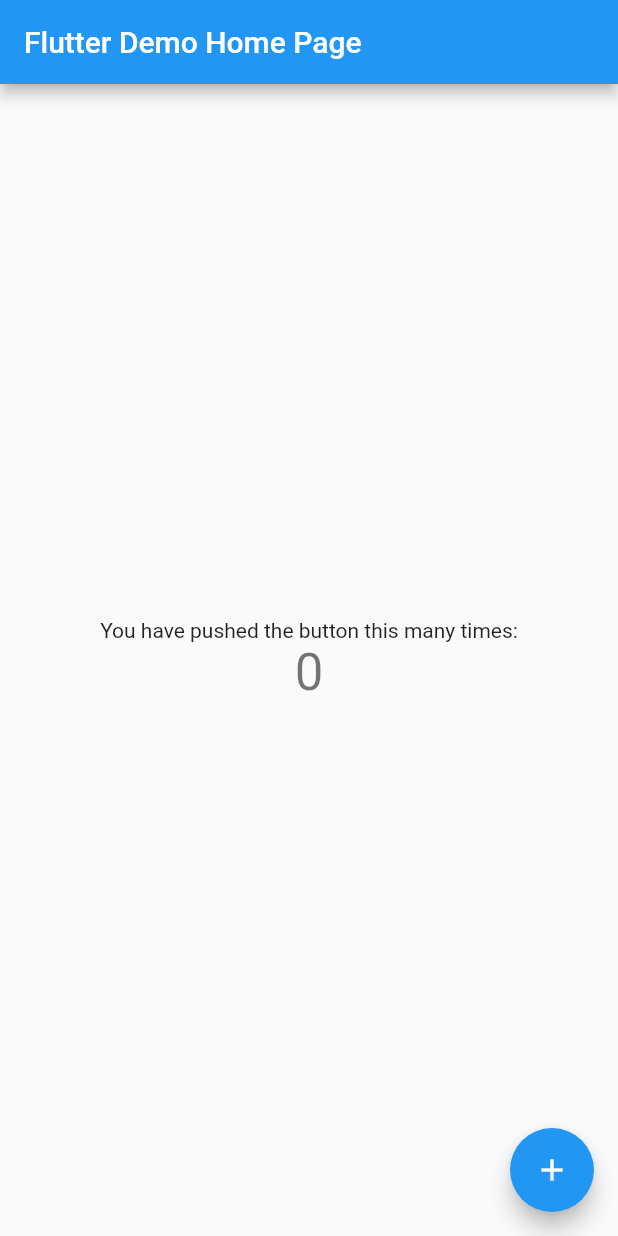
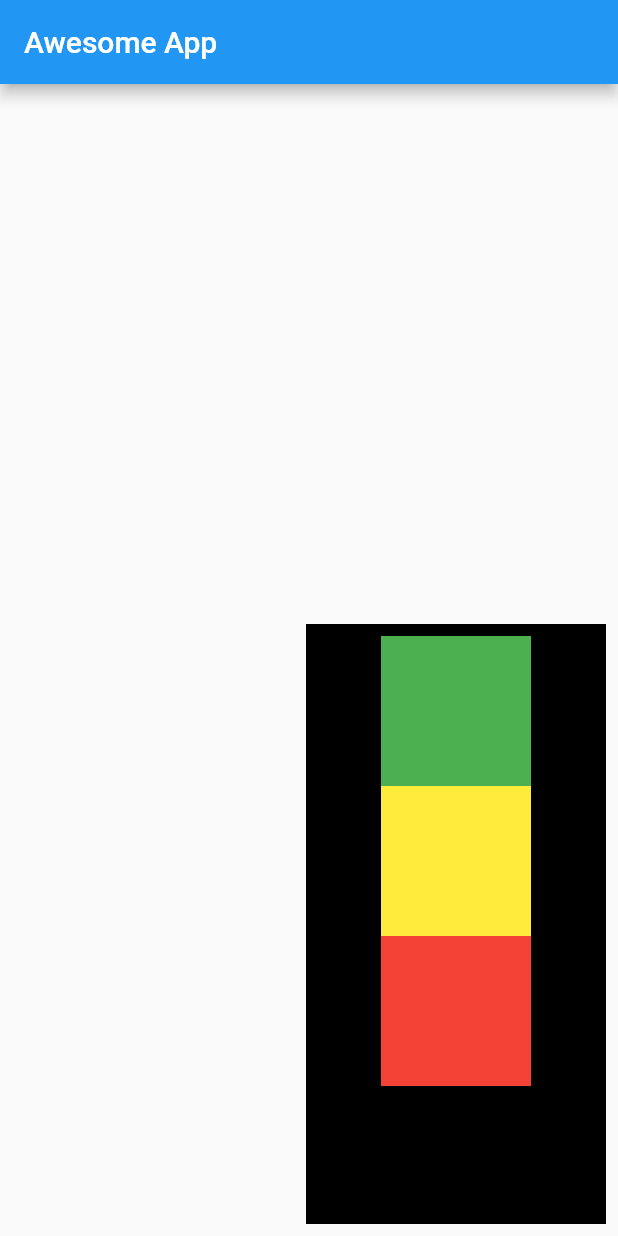
Before and after one commit to mahadiktejas2003/flutter, a Flutter app: the screen it shows after launch, on a phone screen of 412 x 824 dp. Run offline on Flutter 3.47's test engine with Material 2 defaults, Android fonts, the phone set to English and light mode, and no system bars.

Commit message:
This is first commit

```diff
--- a/lib/main.dart
+++ b/lib/main.dart
@@ -1,115 +1,57 @@
 import 'package:flutter/material.dart';
 
 void main() {
-  runApp(const MyApp());
+  runApp(MaterialApp(
+    title: "Awesome App",
+    home: HomePage(),
+  ));
 }
 
-class MyApp extends StatelessWidget {
-  const MyApp({super.key});
-
-  // This widget is the root of your application.
+class HomePage extends StatelessWidget {
   @override
   Widget build(BuildContext context) {
-    return MaterialApp(
-      title: 'Flutter Demo',
-      theme: ThemeData(
-        // This is the theme of your application.
-        //
-        // Try running your application with "flutter run". You'll see the
-        // application has a blue toolbar. Then, without quitting the app, try
-        // changing the primarySwatch below to Colors.green and then invoke
-        // "hot reload" (press "r" in the console where you ran "flutter run",
-        // or simply save your changes to "hot reload" in a Flutter IDE).
-        // Notice that the counter didn't reset back to zero; the application
-        // is not restarted.
-        primarySwatch: Colors.blue,
+    return Scaffold(
+      appBar: AppBar(
+        title: Text("Awesome App"),
       ),
-      home: const MyHomePage(title: 'Flutter Demo Home Page'),
+      body: Padding(
+        padding: const EdgeInsets.all(8.0),
+        child: Align(
+          alignment: Alignment.bottomRight,
+          child: Container(
+            color: Colors.black,
+            width: 200,
+            height: 400,
+            child: Padding(
+              padding: const EdgeInsets.all(8.0),
+              child: Column(
+                mainAxisAlignment: MainAxisAlignment.start,
+                crossAxisAlignment: CrossAxisAlignment.center,
+                children: <Widget>[
+                  Container(
+                    padding: const EdgeInsets.all(8),
+                    width: 100,
+                    height: 100,
+                    color: Colors.green,
+                  ),
+                  Container(
+                    padding: const EdgeInsets.all(8),
+                    width: 100,
+                    height: 100,
+                    color: Colors.yellow,
+                  ),
+                  Container(
+                    padding: const EdgeInsets.all(8),
+                    width: 100,
+                    height: 100,
+                    color: Colors.red,
+                  )
+                ],
+              ),
+            ),
+          ),
+        ),
+      ),
     );
   }
 }
-
-class MyHomePage extends StatefulWidget {
-  const MyHomePage({super.key, required this.title});
-
-  // This widget is the home page of your application. It is stateful, meaning
-  // that it has a State object (defined below) that contains fields that affect
-  // how it looks.
-
-  // This class is the configuration for the state. It holds the values (in this
-  // case the title) provided by the parent (in this case the App widget) and
-  // used by the build method of the State. Fields in a Widget subclass are
-  // always marked "final".
-
-  final String title;
-
-  @override
-  State<MyHomePage> createState() => _MyHomePageState();
-}
-
-class _MyHomePageState extends State<MyHomePage> {
-  int _counter = 0;
-
-  void _incrementCounter() {
-    setState(() {
-      // This call to setState tells the Flutter framework that something has
-      // changed in this State, which causes it to rerun the build method below
-      // so that the display can reflect the updated values. If we changed
-      // _counter without calling setState(), then the build method would not be
-      // called again, and so nothing would appear to happen.
-      _counter++;
-    });
-  }
-
-  @override
-  Widget build(BuildContext context) {
-    // This method is rerun every time setState is called, for instance as done
-    // by the _incrementCounter method above.
-    //
-    // The Flutter framework has been optimized to make rerunning build methods
-    // fast, so that you can just rebuild anything that needs updating rather
-    // than having to individually change instances of widgets.
-    return Scaffold(
-      appBar: AppBar(
-        // Here we take the value from the MyHomePage object that was created by
-        // the App.build method, and use it to set our appbar title.
-        title: Text(widget.title),
-      ),
-      body: Center(
-        // Center is a layout widget. It takes a single child and positions it
-        // in the middle of the parent.
-        child: Column(
-          // Column is also a layout widget. It takes a list of children and
-          // arranges them vertically. By default, it sizes itself to fit its
-          // children horizontally, and tries to be as tall as its parent.
-          //
-          // Invoke "debug painting" (press "p" in the console, choose the
-          // "Toggle Debug Paint" action from the Flutter Inspector in Android
-          // Studio, or the "Toggle Debug Paint" command in Visual Studio Code)
-          // to see the wireframe for each widget.
-          //
-          // Column has various properties to control how it sizes itself and
-          // how it positions its children. Here we use mainAxisAlignment to
-          // center the children vertically; the main axis here is the vertical
-          // axis because Columns are vertical (the cross axis would be
-          // horizontal).
-          mainAxisAlignment: MainAxisAlignment.center,
-          children: <Widget>[
-            const Text(
-              'You have pushed the button this many times:',
-            ),
-            Text(
-              '$_counter',
-              style: Theme.of(context).textTheme.headlineMedium,
-            ),
-          ],
-        ),
-      ),
-      floatingActionButton: FloatingActionButton(
-        onPressed: _incrementCounter,
-        tooltip: 'Increment',
-        child: const Icon(Icons.add),
-      ), // This trailing comma makes auto-formatting nicer for build methods.
-    );
-  }
-}
```
